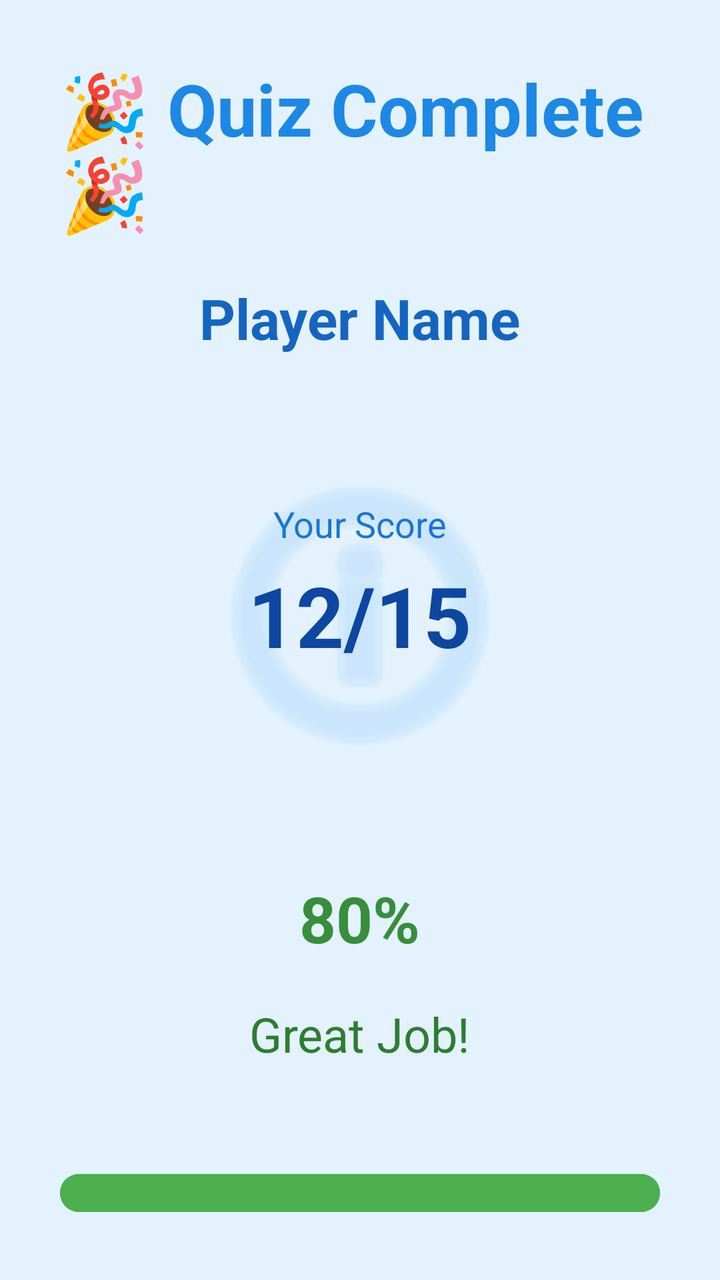
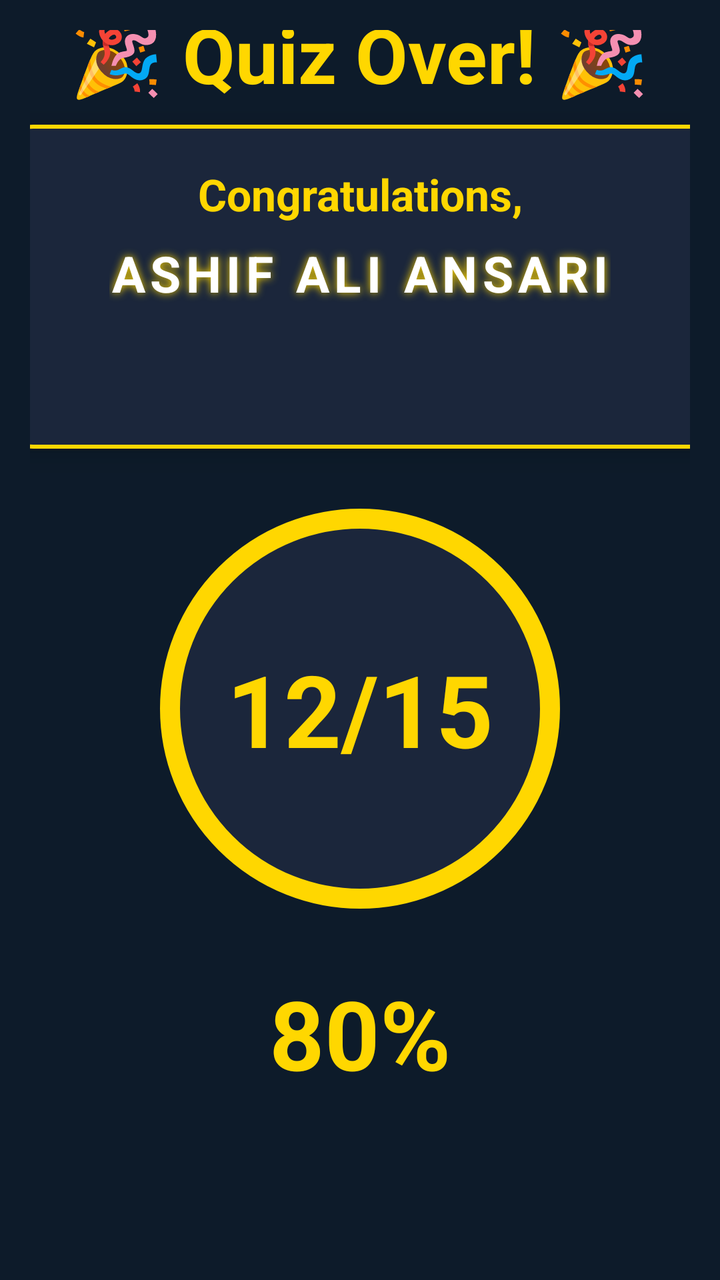

Two renders of the same Android screen: before a commit and after it. Below are the layout's source before the change and the commit's diff.
<!-- AndroidManifest.xml: application theme Theme.QuizApp -->
<!-- res/layout/activity_result.xml -->
<?xml version="1.0" encoding="utf-8"?>
<LinearLayout xmlns:android="http://schemas.android.com/apk/res/android"
    android:layout_width="match_parent"
    android:layout_height="match_parent"
    android:orientation="vertical"
    android:gravity="center"
    android:background="#E3F2FD"
    android:padding="30dp">

    <TextView
        android:layout_width="wrap_content"
        android:layout_height="wrap_content"
        android:text="🎉 Quiz Complete 🎉"
        android:textSize="36sp"
        android:textStyle="bold"
        android:textColor="#1E88E5"
        android:layout_marginBottom="20dp"/>

    <TextView
        android:id="@+id/tvPlayerName"
        android:layout_width="wrap_content"
        android:layout_height="wrap_content"
        android:text="Player Name"
        android:textSize="28sp"
        android:textStyle="bold"
        android:textColor="#1565C0"
        android:layout_marginBottom="40dp"/>

    
    <RelativeLayout
        android:layout_width="wrap_content"
        android:layout_height="wrap_content"
        android:layout_marginBottom="40dp">

        <View
            android:layout_width="180dp"
            android:layout_height="180dp"
            android:background="@android:drawable/ic_menu_info_details"
            android:backgroundTint="#BBDEFB"/>

        <TextView
            android:id="@+id/tvFinalScore"
            android:layout_width="wrap_content"
            android:layout_height="wrap_content"
            android:text="12/15"
            android:textSize="42sp"
            android:textStyle="bold"
            android:textColor="#0D47A1"
            android:layout_centerInParent="true"/>

        <TextView
            android:layout_width="wrap_content"
            android:layout_height="wrap_content"
            android:text="Your Score"
            android:textSize="18sp"
            android:textColor="#1976D2"
            android:layout_centerHorizontal="true"
            android:layout_alignBottom="@id/tvFinalScore"
            android:layout_marginTop="10dp"/>
    </RelativeLayout>

    <TextView
        android:id="@+id/tvPercentage"
        android:layout_width="wrap_content"
        android:layout_height="wrap_content"
        android:text="80%"
        android:textSize="32sp"
        android:textStyle="bold"
        android:textColor="#388E3C"
        android:layout_marginBottom="20dp"/>

    <TextView
        android:id="@+id/tvMessage"
        android:layout_width="wrap_content"
        android:layout_height="wrap_content"
        android:text="Great Job!"
        android:textSize="24sp"
        android:textColor="#2E7D32"
        android:layout_marginBottom="50dp"/>

    <Button
        android:id="@+id/btnPlayAgain"
        android:layout_width="match_parent"
        android:layout_height="wrap_content"
        android:text="Play Again"
        android:textSize="22sp"
        android:backgroundTint="#4CAF50"
        android:textColor="#FFFFFF"
        android:padding="15dp"/>

</LinearLayout>
<!-- resources referenced by this layout -->
<resources>
  <style name="Theme.QuizApp" parent="Base.Theme.QuizApp" />
  <style name="Base.Theme.QuizApp" parent="Theme.Material3.DayNight.NoActionBar">
          
          
      </style>
</resources>

<!-- the commit's change to res/layout/activity_result.xml (unified diff, before → after) -->
@@ -4,88 +4,133 @@
     android:layout_height="match_parent"
     android:orientation="vertical"
     android:gravity="center"
-    android:background="#E3F2FD"
-    android:padding="30dp">
+    android:padding="15dp"
+    android:background="#0D1B2A">
 
-    <TextView
+    
+    <LinearLayout
         android:layout_width="wrap_content"
         android:layout_height="wrap_content"
-        android:text="🎉 Quiz Complete 🎉"
-        android:textSize="36sp"
-        android:textStyle="bold"
-        android:textColor="#1E88E5"
-        android:layout_marginBottom="20dp"/>
+        android:orientation="horizontal"
+        android:layout_marginBottom="10dp">
 
-    <TextView
-        android:id="@+id/tvPlayerName"
-        android:layout_width="wrap_content"
+
+        <TextView
+            android:layout_width="wrap_content"
+            android:layout_height="wrap_content"
+            android:text="🎉 Quiz Over! 🎉"
+            android:textSize="38sp"
+            android:textStyle="bold"
+            android:textColor="#FFD700"
+            android:layout_marginStart="12dp"
+            android:layout_marginEnd="12dp" />
+
+    </LinearLayout>
+
+    
+    <LinearLayout
+        android:layout_width="377dp"
         android:layout_height="wrap_content"
-        android:text="Player Name"
-        android:textSize="28sp"
-        android:textStyle="bold"
-        android:textColor="#1565C0"
-        android:layout_marginBottom="40dp"/>
+        android:layout_marginBottom="30dp"
+        android:background="@drawable/player_name_bg"
+        android:elevation="8dp"
+        android:gravity="center"
+        android:orientation="vertical"
+        android:padding="20dp">
+
+        <TextView
+            android:layout_width="wrap_content"
+            android:layout_height="wrap_content"
+            android:layout_marginBottom="8dp"
+            android:text="Congratulations,"
+            android:textColor="#FFD700"
+            android:textSize="22sp"
+            android:textStyle="bold" />
+
+        <TextView
+            android:id="@+id/tvPlayerName"
+            android:layout_width="wrap_content"
+            android:layout_height="wrap_content"
+            android:letterSpacing="0.1"
+            android:shadowColor="#FFD700"
+            android:shadowDx="0"
+            android:shadowDy="0"
+            android:shadowRadius="10"
+            android:text="ASHIF ALI ANSARI"
+            android:textColor="#FFFFFF"
+            android:textSize="25sp"
+            android:textStyle="bold" />
+
+        <TextView
+            android:layout_width="wrap_content"
+            android:layout_height="wrap_content"
+            android:layout_marginTop="8dp"
+            android:textSize="32sp" />
+    </LinearLayout>
 
     
     <RelativeLayout
-        android:layout_width="wrap_content"
-        android:layout_height="wrap_content"
-        android:layout_marginBottom="40dp">
+        android:layout_width="200dp"
+        android:layout_height="200dp"
+        android:layout_marginBottom="30dp">
 
         <View
-            android:layout_width="180dp"
-            android:layout_height="180dp"
-            android:background="@android:drawable/ic_menu_info_details"
-            android:backgroundTint="#BBDEFB"/>
+            android:layout_width="match_parent"
+            android:layout_height="match_parent"
+            android:background="@drawable/circle_gold_border" />
 
         <TextView
             android:id="@+id/tvFinalScore"
             android:layout_width="wrap_content"
             android:layout_height="wrap_content"
             android:text="12/15"
-            android:textSize="42sp"
+            android:textSize="50sp"
             android:textStyle="bold"
-            android:textColor="#0D47A1"
-            android:layout_centerInParent="true"/>
-
-        <TextView
-            android:layout_width="wrap_content"
-            android:layout_height="wrap_content"
-            android:text="Your Score"
-            android:textSize="18sp"
-            android:textColor="#1976D2"
-            android:layout_centerHorizontal="true"
-            android:layout_alignBottom="@id/tvFinalScore"
-            android:layout_marginTop="10dp"/>
+            android:textColor="#FFD700"
+            android:layout_centerInParent="true" />
     </RelativeLayout>
 
+    
     <TextView
         android:id="@+id/tvPercentage"
         android:layout_width="wrap_content"
         android:layout_height="wrap_content"
         android:text="80%"
-        android:textSize="32sp"
+        android:textSize="48sp"
         android:textStyle="bold"
-        android:textColor="#388E3C"
-        android:layout_marginBottom="20dp"/>
+        android:textColor="#FFD700"
+        android:layout_marginBottom="20dp" />
 
+    
     <TextView
         android:id="@+id/tvMessage"
         android:layout_width="wrap_content"
         android:layout_height="wrap_content"
-        android:text="Great Job!"
-        android:textSize="24sp"
-        android:textColor="#2E7D32"
-        android:layout_marginBottom="50dp"/>
+        android:text="Excellent!"
+        android:textSize="30sp"
+        android:textStyle="bold"
+        android:textColor="#FFFFFF"
+        android:shadowColor="#FFD700"
+        android:shadowDx="0"
+        android:shadowDy="0"
+        android:shadowRadius="12"
+        android:letterSpacing="0.05"
+        android:layout_marginTop="20dp"
+        android:layout_marginBottom="50dp"
+        android:gravity="center" />
 
+    
     <Button
         android:id="@+id/btnPlayAgain"
         android:layout_width="match_parent"
         android:layout_height="wrap_content"
         android:text="Play Again"
-        android:textSize="22sp"
-        android:backgroundTint="#4CAF50"
-        android:textColor="#FFFFFF"
-        android:padding="15dp"/>
+        android:textSize="24sp"
+        android:textStyle="bold"
+        android:textColor="#0D1B2A"
+        android:backgroundTint="#FFD700"
+        android:padding="18dp"
+        android:elevation="10dp"
+        android:layout_marginHorizontal="20dp" />
 
 </LinearLayout>
<!-- resource entries referenced after the edit -->
@@ -1,5 +1,23 @@
 <!-- resources referenced by this layout -->
 <resources>
+  <!-- drawable circle_gold_border (drawable) -->
+  <?xml version="1.0" encoding="utf-8"?>
+  <shape xmlns:android="http://schemas.android.com/apk/res/android">
+      <solid android:color="#1B263B" />
+      <stroke
+          android:width="10dp"
+          android:color="#FFD700" />
+      <corners android:radius="100dp" />
+  </shape>
+  <!-- drawable player_name_bg (drawable) -->
+  <?xml version="1.0" encoding="utf-8"?>
+  <shape xmlns:android="http://schemas.android.com/apk/res/android">
+      <solid android:color="#1B263B" /> 
+      <stroke
+          android:width="2dp"
+          android:color="#FFD700" /> 
+      <corners android:radius="24dp" />
+  </shape>
   <style name="Theme.QuizApp" parent="Base.Theme.QuizApp" />
   <style name="Base.Theme.QuizApp" parent="Theme.Material3.DayNight.NoActionBar">
           
